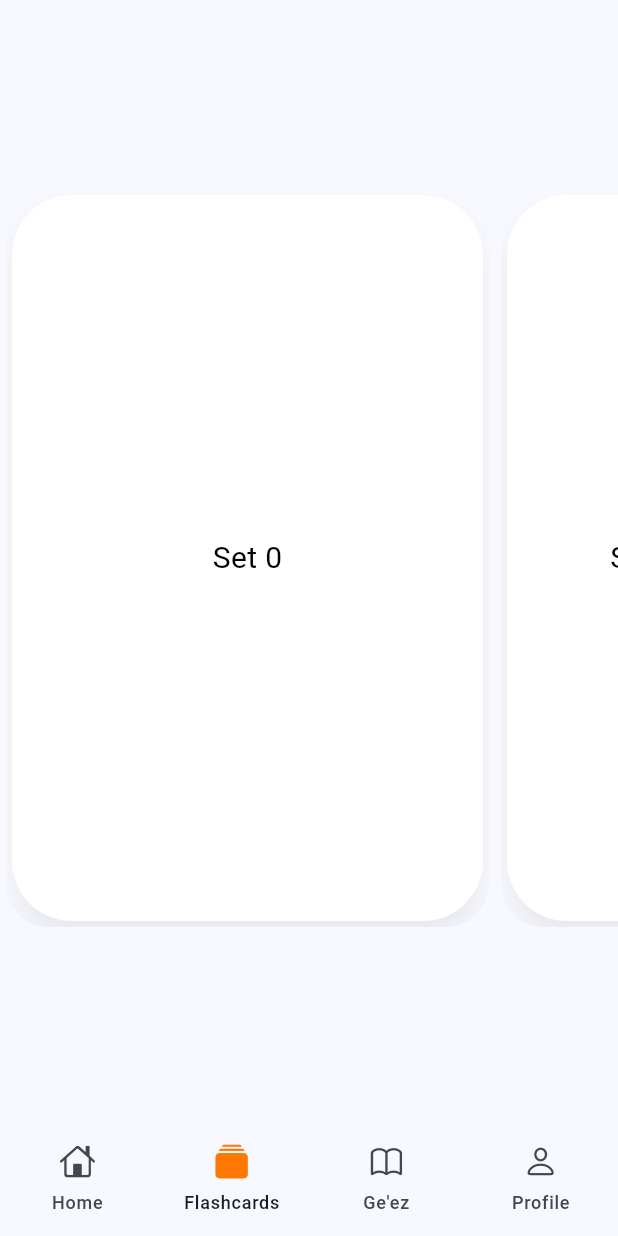
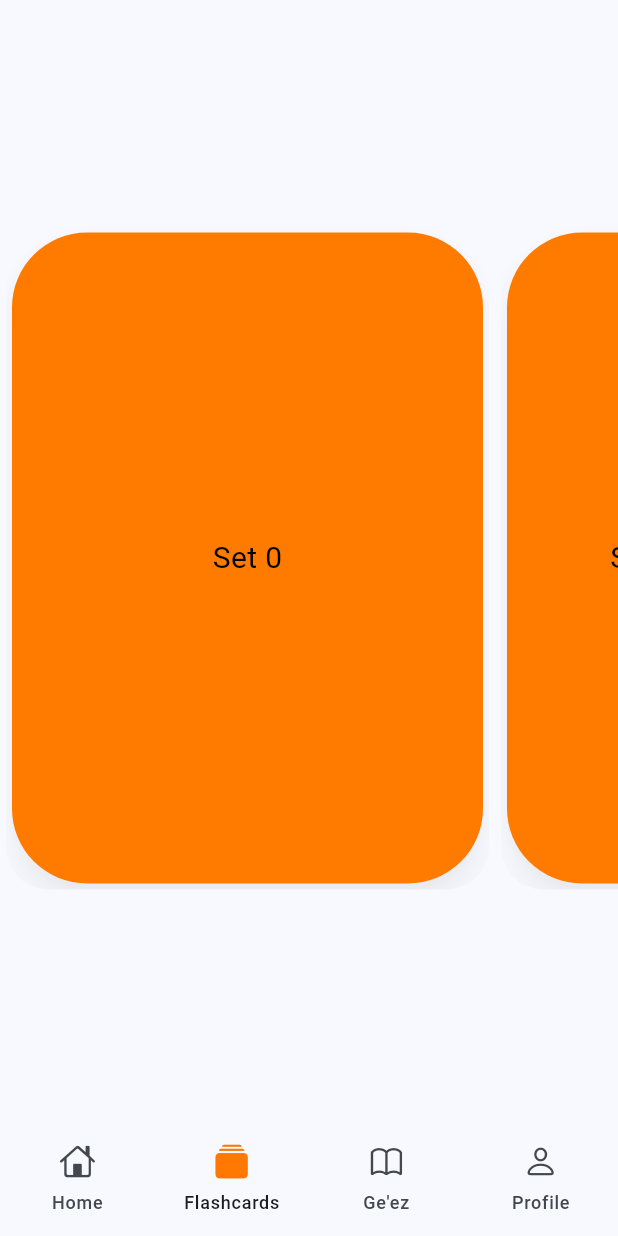
Before and after one commit to adonaitewolde/kemey_app, a Flutter app: the screen it shows after launch, item 2 of the bottom bar chosen, on a phone screen of 412 x 824 dp. Run offline on Flutter 3.47's test engine with Material 3 defaults, Android fonts, the phone set to English and light mode, and no system bars; our stand-ins replace flutter_dotenv, flutter_riverpod, supabase_flutter; accounts and stored records are empty.

Commit message:
refactor: removed dead code

```diff
--- a/lib/widgets/flashcard_carousel.dart
+++ b/lib/widgets/flashcard_carousel.dart
@@ -1,26 +1,13 @@
 import 'package:flutter/material.dart';
 
-class FlashCardCarousel extends StatefulWidget {
+class FlashCardCarousel extends StatelessWidget {
   const FlashCardCarousel({super.key});
-
-  @override
-  State<FlashCardCarousel> createState() => _CarouselExampleState();
-}
-
-class _CarouselExampleState extends State<FlashCardCarousel> {
-  final CarouselController controller = CarouselController(initialItem: 1);
-
-  @override
-  void dispose() {
-    controller.dispose();
-    super.dispose();
-  }
 
   @override
   Widget build(BuildContext context) {
     return Center(
       child: ConstrainedBox(
-        constraints: const BoxConstraints(maxHeight: 500),
+        constraints: const BoxConstraints(maxHeight: 450),
         child: CarouselView(
           itemExtent: 330,
           shrinkExtent: 200,
@@ -46,10 +33,10 @@ class UncontainedLayoutCard extends StatelessWidget {
   @override
   Widget build(BuildContext context) {
     return Card(
-      color: Colors.white,
+      color: const Color.fromARGB(255, 255, 123, 0),
       elevation: 8,
       shadowColor: Colors.black.withValues(alpha: 0.25),
-      shape: RoundedRectangleBorder(borderRadius: BorderRadius.circular(40)),
+      shape: RoundedRectangleBorder(borderRadius: BorderRadius.circular(50)),
       child: Center(
         child: Text(
           label,
```
